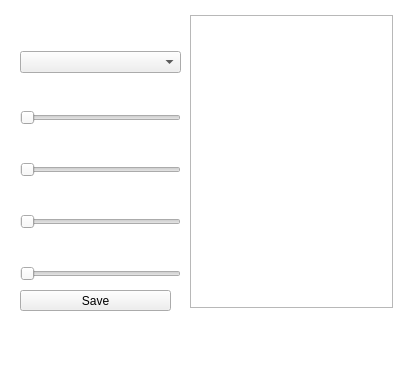
Qt form createavatar.ui (Vladislav2104/DnD_creator_hero) before a commit.
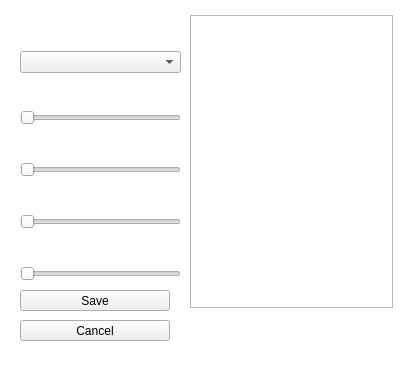
The same form after that commit. Icons and pictures are not drawn.

Commit message: update save, save-error, input-error messagebox; update color-set all messagebox; update input date (now Name and Avatar is required field)

```diff
--- a/createavatar.ui
+++ b/createavatar.ui
@@ -237,14 +237,13 @@
      <rect>
       <x>20</x>
       <y>290</y>
-      <width>151</width>
+      <width>150</width>
       <height>21</height>
      </rect>
     </property>
     <property name="styleSheet">
      <string notr="true">font: 12pt &quot;Bernard MT Condensed&quot;;
-color: rgb(0, 0, 0);
-</string>
+color: rgb(0, 0, 0);</string>
     </property>
     <property name="text">
      <string>Save</string>
@@ -297,11 +296,29 @@
      </brush>
     </property>
    </widget>
+   <widget class="QPushButton" name="pushButton_Cancel">
+    <property name="geometry">
+     <rect>
+      <x>20</x>
+      <y>320</y>
+      <width>150</width>
+      <height>21</height>
+     </rect>
+    </property>
+    <property name="styleSheet">
+     <string notr="true">font: 12pt &quot;Bernard MT Condensed&quot;;
+color: rgb(0, 0, 0);</string>
+    </property>
+    <property name="text">
+     <string>Cancel</string>
+    </property>
+   </widget>
    <zorder>graphicsView_backg</zorder>
    <zorder>layoutWidget</zorder>
    <zorder>pushButton_Save</zorder>
    <zorder>graphicsView_frame</zorder>
    <zorder>graphicsView</zorder>
+   <zorder>pushButton_Cancel</zorder>
   </widget>
  </widget>
  <resources/>
```
The commit also changes 13 other files.
